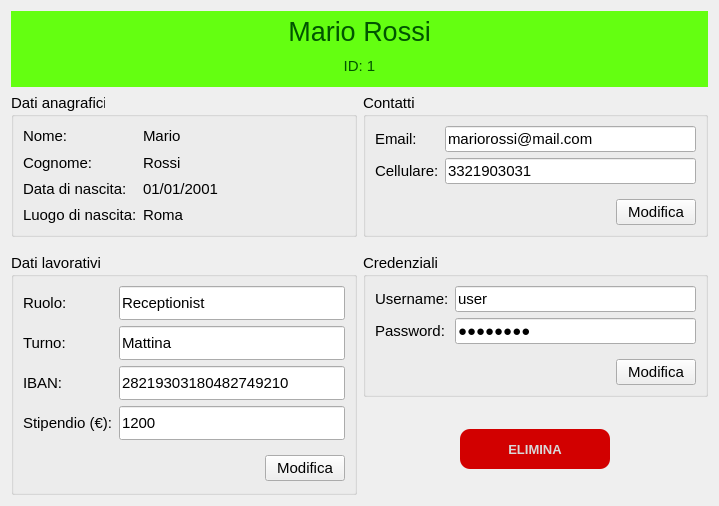
Qt form ui/Titolare/GestisciDipendenti/visualizzaDipendente.ui (mdoraz/Hotel) before a commit.
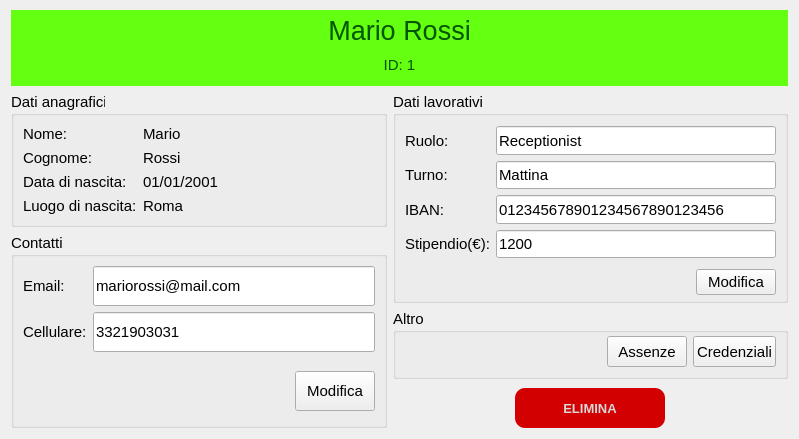
The same form after that commit.

Commit message: modificato il modo di visualizzare dipendenti e assenze

Diff of the .ui file:
```diff
--- a/ui/Titolare/GestisciDipendenti/visualizzaDipendente.ui
+++ b/ui/Titolare/GestisciDipendenti/visualizzaDipendente.ui
@@ -6,174 +6,31 @@
    <rect>
     <x>0</x>
     <y>0</y>
-    <width>719</width>
-    <height>506</height>
+    <width>799</width>
+    <height>439</height>
    </rect>
   </property>
   <property name="windowTitle">
    <string>Visualizza Dipendente</string>
   </property>
   <layout class="QGridLayout" name="gridLayout">
-   <item row="1" column="1">
-    <widget class="QGroupBox" name="groupBoxContatti">
-     <property name="sizePolicy">
-      <sizepolicy hsizetype="Preferred" vsizetype="Expanding">
-       <horstretch>0</horstretch>
-       <verstretch>0</verstretch>
-      </sizepolicy>
-     </property>
-     <property name="font">
-      <font>
-       <family>Arial</family>
-       <pointsize>11</pointsize>
-      </font>
-     </property>
-     <property name="title">
-      <string>Contatti</string>
-     </property>
-     <layout class="QFormLayout" name="formLayout_5">
-      <item row="0" column="0">
-       <widget class="QLabel" name="labelEmail">
-        <property name="sizePolicy">
-         <sizepolicy hsizetype="Preferred" vsizetype="Expanding">
-          <horstretch>0</horstretch>
-          <verstretch>0</verstretch>
-         </sizepolicy>
-        </property>
-        <property name="font">
-         <font>
-          <family>Arial</family>
-          <pointsize>11</pointsize>
-         </font>
-        </property>
-        <property name="text">
-         <string>Email:</string>
-        </property>
-       </widget>
-      </item>
-      <item row="0" column="1">
-       <widget class="QLineEdit" name="lineEditEmail">
-        <property name="sizePolicy">
-         <sizepolicy hsizetype="Expanding" vsizetype="Expanding">
-          <horstretch>0</horstretch>
-          <verstretch>0</verstretch>
-         </sizepolicy>
-        </property>
-        <property name="minimumSize">
-         <size>
-          <width>230</width>
-          <height>0</height>
-         </size>
-        </property>
-        <property name="font">
-         <font>
-          <family>Arial</family>
-          <pointsize>11</pointsize>
-         </font>
-        </property>
-        <property name="text">
-         <string>mariorossi@mail.com</string>
-        </property>
-        <property name="readOnly">
-         <bool>true</bool>
-        </property>
-       </widget>
-      </item>
-      <item row="1" column="0">
-       <widget class="QLabel" name="labelCellulare">
-        <property name="sizePolicy">
-         <sizepolicy hsizetype="Preferred" vsizetype="Expanding">
-          <horstretch>0</horstretch>
-          <verstretch>0</verstretch>
-         </sizepolicy>
-        </property>
-        <property name="font">
-         <font>
-          <family>Arial</family>
-          <pointsize>11</pointsize>
-         </font>
-        </property>
-        <property name="text">
-         <string>Cellulare:</string>
-        </property>
-       </widget>
-      </item>
-      <item row="1" column="1">
-       <widget class="QLineEdit" name="lineEditCellulare">
-        <property name="sizePolicy">
-         <sizepolicy hsizetype="Expanding" vsizetype="Expanding">
-          <horstretch>0</horstretch>
-          <verstretch>0</verstretch>
-         </sizepolicy>
-        </property>
-        <property name="minimumSize">
-         <size>
-          <width>120</width>
-          <height>0</height>
-         </size>
-        </property>
-        <property name="font">
-         <font>
-          <family>Arial</family>
-          <pointsize>11</pointsize>
-         </font>
-        </property>
-        <property name="text">
-         <string>3321903031</string>
-        </property>
-        <property name="readOnly">
-         <bool>true</bool>
-        </property>
-       </widget>
-      </item>
-      <item row="2" column="0" colspan="2">
-       <widget class="QWidget" name="widgetContatti" native="true">
-        <property name="sizePolicy">
-         <sizepolicy hsizetype="Preferred" vsizetype="Preferred">
-          <horstretch>0</horstretch>
-          <verstretch>0</verstretch>
-         </sizepolicy>
-        </property>
-        <layout class="QGridLayout" name="gridLayout_10">
-         <property name="rightMargin">
-          <number>0</number>
-         </property>
-         <property name="bottomMargin">
-          <number>0</number>
-         </property>
-         <item row="0" column="0" alignment="Qt::AlignRight">
-          <widget class="QPushButton" name="btnContatti">
-           <property name="sizePolicy">
-            <sizepolicy hsizetype="Minimum" vsizetype="Expanding">
-             <horstretch>0</horstretch>
-             <verstretch>0</verstretch>
-            </sizepolicy>
-           </property>
-           <property name="font">
-            <font>
-             <family>Arial</family>
-             <pointsize>11</pointsize>
-            </font>
-           </property>
-           <property name="text">
-            <string>Modifica</string>
-           </property>
-          </widget>
-         </item>
-        </layout>
-       </widget>
-      </item>
-     </layout>
-    </widget>
-   </item>
-   <item row="4" column="1">
+   <property name="topMargin">
+    <number>10</number>
+   </property>
+   <item row="8" column="1">
     <widget class="QWidget" name="widgetElimina" native="true">
      <property name="sizePolicy">
-      <sizepolicy hsizetype="Preferred" vsizetype="Expanding">
+      <sizepolicy hsizetype="Preferred" vsizetype="Fixed">
        <horstretch>0</horstretch>
        <verstretch>0</verstretch>
       </sizepolicy>
      </property>
+     <property name="minimumSize">
+      <size>
+       <width>0</width>
+       <height>40</height>
+      </size>
+     </property>
      <property name="font">
       <font>
        <family>Arial</family>
@@ -181,6 +38,12 @@
       </font>
      </property>
      <layout class="QHBoxLayout" name="horizontalLayout_2">
+      <property name="topMargin">
+       <number>3</number>
+      </property>
+      <property name="bottomMargin">
+       <number>0</number>
+      </property>
       <item>
        <widget class="QPushButton" name="btnElimina">
         <property name="sizePolicy">
@@ -189,10 +52,16 @@
           <verstretch>0</verstretch>
          </sizepolicy>
         </property>
+        <property name="minimumSize">
+         <size>
+          <width>40</width>
+          <height>40</height>
+         </size>
+        </property>
         <property name="maximumSize">
          <size>
           <width>150</width>
-          <height>40</height>
+          <height>70</height>
          </size>
         </property>
         <property name="font">
@@ -222,155 +91,6 @@
      </layout>
     </widget>
    </item>
-   <item row="3" column="1">
-    <widget class="QGroupBox" name="groupBoxCredenziali">
-     <property name="sizePolicy">
-      <sizepolicy hsizetype="Preferred" vsizetype="Expanding">
-       <horstretch>0</horstretch>
-       <verstretch>0</verstretch>
-      </sizepolicy>
-     </property>
-     <property name="font">
-      <font>
-       <family>Arial</family>
-       <pointsize>11</pointsize>
-      </font>
-     </property>
-     <property name="title">
-      <string>Credenziali</string>
-     </property>
-     <layout class="QFormLayout" name="formLayout_6">
-      <item row="0" column="0">
-       <widget class="QLabel" name="labelUsername">
-        <property name="sizePolicy">
-         <sizepolicy hsizetype="Preferred" vsizetype="Expanding">
-          <horstretch>0</horstretch>
-          <verstretch>0</verstretch>
-         </sizepolicy>
-        </property>
-        <property name="font">
-         <font>
-          <family>Arial</family>
-          <pointsize>11</pointsize>
-         </font>
-        </property>
-        <property name="text">
-         <string>Username:</string>
-        </property>
-       </widget>
-      </item>
-      <item row="0" column="1">
-       <widget class="QLineEdit" name="lineEditUsername">
-        <property name="sizePolicy">
-         <sizepolicy hsizetype="Expanding" vsizetype="Expanding">
-          <horstretch>0</horstretch>
-          <verstretch>0</verstretch>
-         </sizepolicy>
-        </property>
-        <property name="minimumSize">
-         <size>
-          <width>200</width>
-          <height>0</height>
-         </size>
-        </property>
-        <property name="font">
-         <font>
-          <family>Arial</family>
-          <pointsize>11</pointsize>
-         </font>
-        </property>
-        <property name="text">
-         <string>user</string>
-        </property>
-        <property name="readOnly">
-         <bool>true</bool>
-        </property>
-       </widget>
-      </item>
-      <item row="1" column="0">
-       <widget class="QLabel" name="labelPassword">
-        <property name="sizePolicy">
-         <sizepolicy hsizetype="Preferred" vsizetype="Expanding">
-          <horstretch>0</horstretch>
-          <verstretch>0</verstretch>
-         </sizepolicy>
-        </property>
-        <property name="font">
-         <font>
-          <family>Arial</family>
-          <pointsize>11</pointsize>
-         </font>
-        </property>
-        <property name="text">
-         <string>Password:</string>
-        </property>
-       </widget>
-      </item>
-      <item row="1" column="1">
-       <widget class="QLineEdit" name="lineEditPassword">
-        <property name="sizePolicy">
-         <sizepolicy hsizetype="Expanding" vsizetype="Expanding">
-          <horstretch>0</horstretch>
-          <verstretch>0</verstretch>
-         </sizepolicy>
-        </property>
-        <property name="minimumSize">
-         <size>
-          <width>150</width>
-          <height>0</height>
-         </size>
-        </property>
-        <property name="font">
-         <font>
-          <family>Arial</family>
-          <pointsize>11</pointsize>
-         </font>
-        </property>
-        <property name="text">
-         <string>password</string>
-        </property>
-        <property name="echoMode">
-         <enum>QLineEdit::Password</enum>
-        </property>
-        <property name="readOnly">
-         <bool>true</bool>
-        </property>
-       </widget>
-      </item>
-      <item row="2" column="0" colspan="2">
-       <widget class="QWidget" name="widgetCredenziali" native="true">
-        <layout class="QGridLayout" name="gridLayout_11">
-         <property name="rightMargin">
-          <number>0</number>
-         </property>
-         <property name="bottomMargin">
-          <number>0</number>
-         </property>
-         <item row="0" column="0" alignment="Qt::AlignRight">
-          <widget class="QPushButton" name="btnCredenziali">
-           <property name="sizePolicy">
-            <sizepolicy hsizetype="Minimum" vsizetype="Expanding">
-             <horstretch>0</horstretch>
-             <verstretch>0</verstretch>
-            </sizepolicy>
-           </property>
-           <property name="font">
-            <font>
-             <family>Arial</family>
-             <pointsize>11</pointsize>
-            </font>
-           </property>
-           <property name="text">
-            <string>Modifica</string>
-           </property>
-          </widget>
-         </item>
-        </layout>
-       </widget>
-      </item>
-     </layout>
-    </widget>
-   </item>
    <item row="0" column="0" colspan="2">
     <widget class="QWidget" name="widgetIntestazione" native="true">
      <property name="sizePolicy">
@@ -382,7 +102,7 @@
      <property name="minimumSize">
       <size>
        <width>0</width>
-       <height>0</height>
+       <height>70</height>
       </size>
      </property>
      <property name="styleSheet">
@@ -465,10 +185,180 @@
      </layout>
     </widget>
    </item>
-   <item row="1" column="0">
+   <item row="4" column="0" rowspan="5">
+    <widget class="QGroupBox" name="groupBoxContatti">
+     <property name="sizePolicy">
+      <sizepolicy hsizetype="Preferred" vsizetype="Preferred">
+       <horstretch>0</horstretch>
+       <verstretch>0</verstretch>
+      </sizepolicy>
+     </property>
+     <property name="font">
+      <font>
+       <family>Arial</family>
+       <pointsize>11</pointsize>
+      </font>
+     </property>
+     <property name="title">
+      <string>Contatti</string>
+     </property>
+     <layout class="QFormLayout" name="formLayout_5">
+      <item row="0" column="0">
+       <widget class="QLabel" name="labelEmail">
+        <property name="sizePolicy">
+         <sizepolicy hsizetype="Preferred" vsizetype="Expanding">
+          <horstretch>0</horstretch>
+          <verstretch>0</verstretch>
+         </sizepolicy>
+        </property>
+        <property name="font">
+         <font>
+          <family>Arial</family>
+          <pointsize>11</pointsize>
+         </font>
+        </property>
+        <property name="text">
+         <string>Email:</string>
+        </property>
+       </widget>
+      </item>
+      <item row="0" column="1">
+       <widget class="QLineEdit" name="lineEditEmail">
+        <property name="sizePolicy">
+         <sizepolicy hsizetype="Expanding" vsizetype="Expanding">
+          <horstretch>0</horstretch>
+          <verstretch>0</verstretch>
+         </sizepolicy>
+        </property>
+        <property name="minimumSize">
+         <size>
+          <width>250</width>
+          <height>0</height>
+         </size>
+        </property>
+        <property name="maximumSize">
+         <size>
+          <width>16777215</width>
+          <height>40</height>
+         </size>
+        </property>
+        <property name="font">
+         <font>
+          <family>Arial</family>
+          <pointsize>11</pointsize>
+         </font>
+        </property>
+        <property name="text">
+         <string>mariorossi@mail.com</string>
+        </property>
+        <property name="readOnly">
+         <bool>true</bool>
+        </property>
+       </widget>
+      </item>
+      <item row="1" column="0">
+       <widget class="QLabel" name="labelCellulare">
+        <property name="sizePolicy">
+         <sizepolicy hsizetype="Preferred" vsizetype="Expanding">
+          <horstretch>0</horstretch>
+          <verstretch>0</verstretch>
+         </sizepolicy>
+        </property>
+        <property name="font">
+         <font>
+          <family>Arial</family>
+          <pointsize>11</pointsize>
+         </font>
+        </property>
+        <property name="text">
+         <string>Cellulare:</string>
+        </property>
+       </widget>
+      </item>
+      <item row="1" column="1">
+       <widget class="QLineEdit" name="lineEditCellulare">
+        <property name="sizePolicy">
+         <sizepolicy hsizetype="Expanding" vsizetype="Expanding">
+          <horstretch>0</horstretch>
+          <verstretch>0</verstretch>
+         </sizepolicy>
+        </property>
+        <property name="minimumSize">
+         <size>
+          <width>120</width>
+          <height>0</height>
+         </size>
+        </property>
+        <property name="maximumSize">
+         <size>
+          <width>16777215</width>
+          <height>40</height>
+         </size>
+        </property>
+        <property name="font">
+         <font>
+          <family>Arial</family>
+          <pointsize>11</pointsize>
+         </font>
+        </property>
+        <property name="text">
+         <string>3321903031</string>
+        </property>
+        <property name="readOnly">
+         <bool>true</bool>
+        </property>
+       </widget>
+      </item>
+      <item row="2" column="0" colspan="2">
+       <widget class="QWidget" name="widgetContatti" native="true">
+        <property name="sizePolicy">
+         <sizepolicy hsizetype="Preferred" vsizetype="Preferred">
+          <horstretch>0</horstretch>
+          <verstretch>0</verstretch>
+         </sizepolicy>
+        </property>
+        <layout class="QGridLayout" name="gridLayout_10">
+         <property name="rightMargin">
+          <number>0</number>
+         </property>
+         <property name="bottomMargin">
+          <number>0</number>
+         </property>
+         <item row="0" column="0" alignment="Qt::AlignRight">
+          <widget class="QPushButton" name="btnModificaContatti">
+           <property name="sizePolicy">
+            <sizepolicy hsizetype="Minimum" vsizetype="Expanding">
+             <horstretch>0</horstretch>
+             <verstretch>0</verstretch>
+            </sizepolicy>
+           </property>
+           <property name="maximumSize">
+            <size>
+             <width>16777215</width>
+             <height>40</height>
+            </size>
+           </property>
+           <property name="font">
+            <font>
+             <family>Arial</family>
+             <pointsize>11</pointsize>
+            </font>
+           </property>
+           <property name="text">
+            <string>Modifica</string>
+           </property>
+          </widget>
+         </item>
+        </layout>
+       </widget>
+      </item>
+     </layout>
+    </widget>
+   </item>
+   <item row="1" column="0" rowspan="3">
     <widget class="QGroupBox" name="groupBoxDatiAnagrafici">
      <property name="sizePolicy">
-      <sizepolicy hsizetype="Preferred" vsizetype="Expanding">
+      <sizepolicy hsizetype="Preferred" vsizetype="Preferred">
        <horstretch>0</horstretch>
        <verstretch>0</verstretch>
       </sizepolicy>
@@ -617,10 +507,10 @@
      </layout>
     </widget>
    </item>
-   <item row="3" column="0" rowspan="2">
+   <item row="1" column="1" rowspan="5">
     <widget class="QGroupBox" name="groupBoxDatiLavorativi">
      <property name="sizePolicy">
-      <sizepolicy hsizetype="Preferred" vsizetype="Expanding">
+      <sizepolicy hsizetype="Expanding" vsizetype="Expanding">
        <horstretch>0</horstretch>
        <verstretch>0</verstretch>
       </sizepolicy>
@@ -635,8 +525,11 @@
       <string>Dati lavorativi</string>
      </property>
      <layout class="QFormLayout" name="formLayout_4">
+      <property name="topMargin">
+       <number>10</number>
+      </property>
       <property name="bottomMargin">
-       <number>11</number>
+       <number>5</number>
       </property>
       <item row="0" column="0">
        <widget class="QLabel" name="labelRuolo">
@@ -671,6 +564,12 @@
           <height>0</height>
          </size>
         </property>
+        <property name="maximumSize">
+         <size>
+          <width>16777215</width>
+          <height>40</height>
+         </size>
+        </property>
         <property name="font">
          <font>
           <family>Arial</family>
@@ -718,6 +617,12 @@
           <height>0</height>
          </size>
         </property>
+        <property name="maximumSize">
+         <size>
+          <width>16777215</width>
+          <height>40</height>
+         </size>
+        </property>
         <property name="font">
          <font>
           <family>Arial</family>
@@ -761,10 +666,16 @@
         </property>
         <property name="minimumSize">
          <size>
-          <width>215</width>
+          <width>280</width>
           <height>0</height>
          </size>
         </property>
+        <property name="maximumSize">
+         <size>
+          <width>16777215</width>
+          <height>40</height>
+         </size>
+        </property>
         <property name="font">
          <font>
           <family>Arial</family>
@@ -772,7 +683,7 @@
          </font>
         </property>
         <property name="text">
-         <string>28219303180482749210</string>
+         <string>012345678901234567890123456</string>
         </property>
         <property name="readOnly">
          <bool>true</bool>
@@ -794,7 +705,7 @@
          </font>
         </property>
         <property name="text">
-         <string>Stipendio (€):</string>
+         <string>Stipendio(€):</string>
         </property>
        </widget>
       </item>
@@ -812,6 +723,12 @@
           <height>0</height>
          </size>
         </property>
+        <property name="maximumSize">
+         <size>
+          <width>16777215</width>
+          <height>40</height>
+         </size>
+        </property>
         <property name="font">
          <font>
           <family>Arial</family>
@@ -826,7 +743,7 @@
         </property>
        </widget>
       </item>
-      <item row="4" column="0" colspan="2">
+      <item row="5" column="0" colspan="2">
        <widget class="QWidget" name="widgetDatiLavorativi" native="true">
         <property name="sizePolicy">
          <sizepolicy hsizetype="Expanding" vsizetype="Preferred">
@@ -835,6 +752,9 @@
          </sizepolicy>
         </property>
         <layout class="QGridLayout" name="gridLayout_9">
+         <property name="topMargin">
+          <number>5</number>
+         </property>
          <property name="rightMargin">
           <number>0</number>
          </property>
@@ -849,6 +769,12 @@
              <verstretch>0</verstretch>
             </sizepolicy>
            </property>
+           <property name="maximumSize">
+            <size>
+             <width>16777215</width>
+             <height>40</height>
+            </size>
+           </property>
            <property name="font">
             <font>
              <family>Arial</family>
@@ -866,21 +792,74 @@
      </layout>
     </widget>
    </item>
-   <item row="2" column="0" colspan="2">
-    <spacer name="horizontalSpacer">
-     <property name="orientation">
-      <enum>Qt::Horizontal</enum>
+   <item row="6" column="1" rowspan="2">
+    <widget class="QGroupBox" name="groupBoxAltro">
+     <property name="font">
+      <font>
+       <family>Arial</family>
+       <pointsize>11</pointsize>
+      </font>
      </property>
-     <property name="sizeType">
-      <enum>QSizePolicy::Minimum</enum>
+     <property name="title">
+      <string>Altro</string>
      </property>
-     <property name="sizeHint" stdset="0">
-      <size>
-       <width>40</width>
-       <height>10</height>
-      </size>
-     </property>
-    </spacer>
+     <layout class="QHBoxLayout" name="horizontalLayout_3">
+      <property name="leftMargin">
+       <number>0</number>
+      </property>
+      <property name="topMargin">
+       <number>3</number>
+      </property>
+      <item>
+       <spacer name="hSpacer">
+        <property name="orientation">
+         <enum>Qt::Horizontal</enum>
+        </property>
+        <property name="sizeType">
+         <enum>QSizePolicy::Expanding</enum>
+        </property>
+        <property name="sizeHint" stdset="0">
+         <size>
+          <width>192</width>
+          <height>20</height>
+         </size>
+        </property>
+       </spacer>
+      </item>
+      <item>
+       <widget class="QPushButton" name="btnAssenze">
+        <property name="maximumSize">
+         <size>
+          <width>16777215</width>
+          <height>40</height>
+         </size>
+        </property>
+        <property name="text">
+         <string>Assenze</string>
+        </property>
+       </widget>
+      </item>
+      <item>
+       <widget class="QPushButton" name="btnCredenziali">
+        <property name="maximumSize">
+         <size>
+          <width>16777215</width>
+          <height>40</height>
+         </size>
+        </property>
+        <property name="font">
+         <font>
+          <family>Arial</family>
+          <pointsize>11</pointsize>
+         </font>
+        </property>
+        <property name="text">
+         <string>Credenziali</string>
+        </property>
+       </widget>
+      </item>
+     </layout>
+    </widget>
    </item>
   </layout>
  </widget>
```
Left out of the diff: 2 changed lines with no effect on the pictures. The commit also changes 6 other files.
